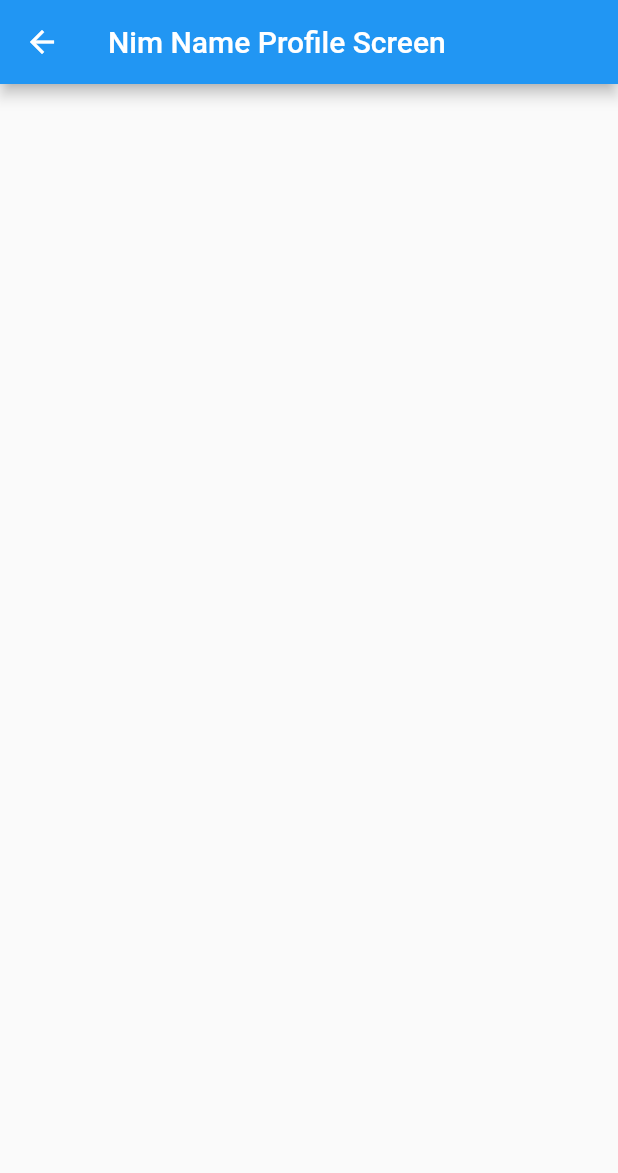
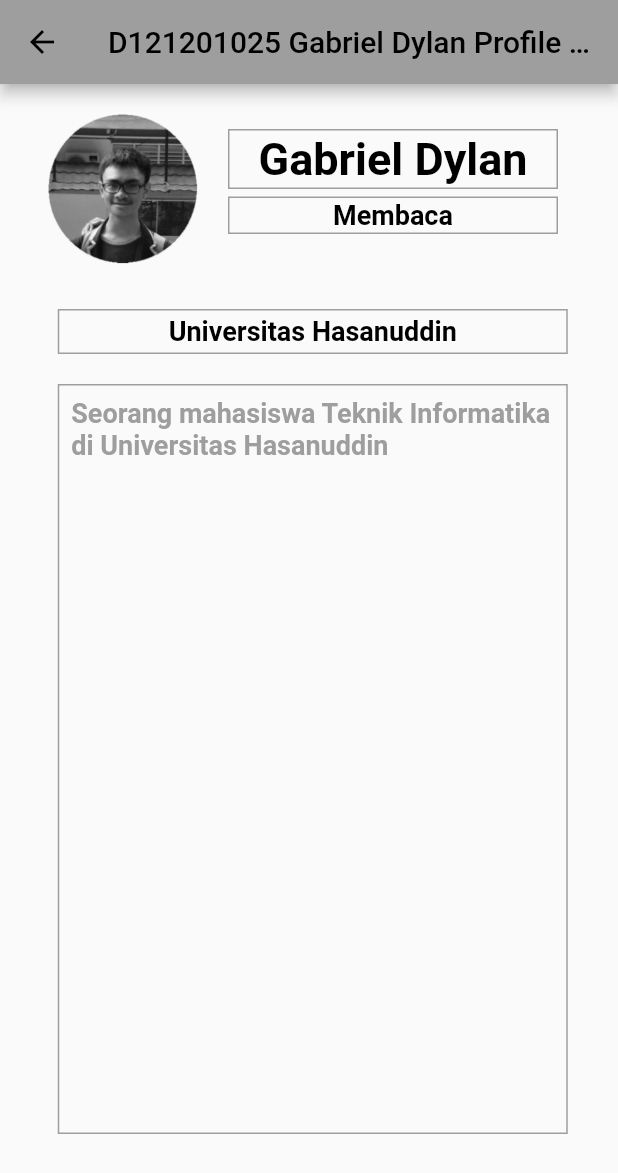
Before and after one commit to tif-uh-mobile/flutter-study, a Flutter app: the NimProfileScreen screen opened directly, on a phone screen of 412 x 824 dp. Shown: the top 1173 px of the screen. Run offline on Flutter 3.47's test engine with Material 2 defaults, Android fonts, the light colour scheme and no system bars.

Commit message:
D121201025_Gabriel Dylan

```diff
--- /dev/null
+++ b/lib/D121201025_dylan/d121201025_profile_screen.dart
@@ -0,0 +1,108 @@
+import 'package:flutter/material.dart';
+
+class NimProfileScreen extends StatefulWidget {
+  const NimProfileScreen({Key? key}) : super(key: key);
+
+  @override
+  State<NimProfileScreen> createState() => _NimProfileScreenState();
+}
+
+class _NimProfileScreenState extends State<NimProfileScreen> {
+  @override
+  Widget build(BuildContext context) {
+    return Scaffold(
+      appBar: AppBar(
+        title: Text('D121201025 Gabriel Dylan Profile Screen'),
+      ),
+      body: Column(
+        children: [
+          Row(
+            crossAxisAlignment: CrossAxisAlignment.center,
+            children: [
+              Container(
+                margin: EdgeInsets.only(top: 5, left: 32),
+                width: 100.0,
+                height: 130.0,
+                decoration: BoxDecoration(
+                    image: DecorationImage(
+                        fit: BoxFit.contain,
+                        image: AssetImage('assets/images/Untitled31.png'))),
+              ),
+              Column(
+                children: [
+                  Container(
+                    margin: EdgeInsets.only(
+                      left: 20,
+                    ),
+                    width: 220,
+                    height: 40,
+                    decoration:
+                        BoxDecoration(border: Border.all(color: Colors.grey)),
+                    child: Center(
+                      child: Text(
+                        "Gabriel Dylan",
+                        style: TextStyle(
+                          fontSize: 30,
+                          fontWeight: FontWeight.bold,
+                          color: Colors.black,
+                        ),
+                      ),
+                    ),
+                  ),
+                  Container(
+                    margin: EdgeInsets.only(left: 20, top: 5, bottom: 5),
+                    width: 220,
+                    height: 25,
+                    decoration:
+                        BoxDecoration(border: Border.all(color: Colors.grey)),
+                    child: Center(
+                      child: Text(
+                        "Membaca",
+                        style: TextStyle(
+                          fontSize: 18,
+                          fontWeight: FontWeight.bold,
+                          color: Colors.black,
+                        ),
+                      ),
+                    ),
+                  )
+                ],
+              ),
+            ],
+          ),
+          Container(
+            margin: EdgeInsets.only(left: 20, top: 15, bottom: 5, right: 15),
+            width: 340,
+            height: 30,
+            decoration: BoxDecoration(border: Border.all(color: Colors.grey)),
+            child: Center(
+              child: Text(
+                "Universitas Hasanuddin",
+                style: TextStyle(
+                  fontSize: 18,
+                  fontWeight: FontWeight.bold,
+                  color: Colors.black,
+                ),
+              ),
+            ),
+          ),
+          Container(
+            margin: EdgeInsets.only(left: 20, top: 15, bottom: 5, right: 15),
+            padding: EdgeInsets.all(8),
+            width: 340,
+            height: 500,
+            decoration: BoxDecoration(border: Border.all(color: Colors.grey)),
+            child: Text(
+              "Seorang mahasiswa Teknik Informatika di Universitas Hasanuddin",
+              style: TextStyle(
+                fontSize: 18,
+                fontWeight: FontWeight.bold,
+                color: Colors.grey,
+              ),
+            ),
+          ),
+        ],
+      ),
+    );
+  }
+}
--- a/pubspec.yaml
+++ b/pubspec.yaml
@@ -58,8 +58,8 @@ flutter:
   uses-material-design: true
 
   # To add assets to your application, add an assets section, like this:
-  # assets:
-  #   - images/a_dot_burr.jpeg
+  assets:
+    - assets/images/Untitled31.png
   #   - images/a_dot_ham.jpeg
 
   # An image asset can refer to one or more resolution-specific "variants", see
```
Also changed, not shown: lib/main.dart (+74 -9 lines), assets/images/Untitled31.png (added), pubspec.lock, 7 other files.
